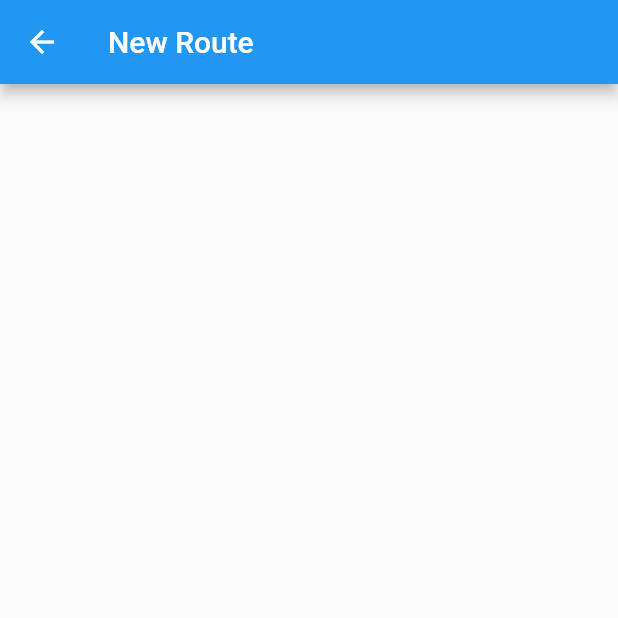
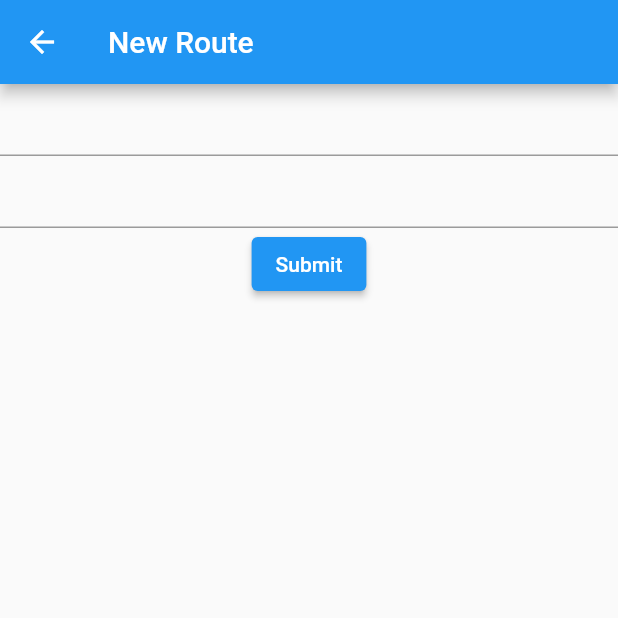
Before and after one commit to KarimElsayad247/commute-tracker, a Flutter app: the screen it shows after launch, after a tap on the "add" icon, on a phone screen of 412 x 824 dp, the top half of it. Run offline on Flutter 3.47's test engine with Material 2 defaults, Android fonts, the phone set to English and light mode, and no system bars.

Commit message:
Create and show actual routes
Create a form for route creation, though it doesn't
create anything real yet.

```diff
--- a/lib/NewRoute.dart
+++ b/lib/NewCommuteRoute.dart
@@ -1,6 +1,8 @@
 import 'package:flutter/material.dart';
 
-class NewRoute extends StatelessWidget {
+import 'NewCommuteRouteForm.dart';
+
+class NewCommuteRoute extends StatelessWidget {
 
   @override
   Widget build(BuildContext context) {
@@ -8,6 +10,7 @@ class NewRoute extends StatelessWidget {
       appBar: AppBar(
         title: const Text("New Route"),
       ),
+      body: const NewCommuteRouteForm(),
     );
   }
 }
--- /dev/null
+++ b/lib/NewCommuteRouteForm.dart
@@ -0,0 +1,68 @@
+// Define a custom Form widget.
+import 'package:flutter/cupertino.dart';
+import 'package:flutter/material.dart';
+import 'package:commute_tracker/models/CommuteRoutes.dart';
+
+class NewCommuteRouteForm extends StatefulWidget {
+  const NewCommuteRouteForm({super.key});
+
+  @override
+  NewCommuteRouteFormState createState() {
+    return NewCommuteRouteFormState();
+  }
+}
+
+// Define a corresponding State class.
+// This class holds data related to the form.
+class NewCommuteRouteFormState extends State<NewCommuteRouteForm> {
+  // Create a global key that uniquely identifies the Form widget
+  // and allows validation of the form.
+  //
+  // Note: This is a `GlobalKey<FormState>`,
+  // not a GlobalKey<MyCustomFormState>.
+  final _formKey = GlobalKey<FormState>();
+
+  @override
+  Widget build(BuildContext context) {
+    // Build a Form widget using the _formKey created above.
+    return Form(
+      key: _formKey,
+      child: Column(
+        children: <Widget>[
+          TextFormField(
+            // The validator receives the text that the user has entered.
+            validator: (value) {
+              if (value == null || value.isEmpty) {
+                return 'Please enter some text';
+              }
+              return null;
+            },
+          ),
+          TextFormField(
+            // The validator receives the text that the user has entered.
+            validator: (value) {
+              if (value == null || value.isEmpty) {
+                return 'Please enter some text';
+              }
+              return null;
+            },
+          ),
+          ElevatedButton(
+            onPressed: () {
+              // Validate returns true if the form is valid, or false otherwise.
+              if (_formKey.currentState!.validate()) {
+                // If the form is valid, display a snackbar. In the real world,
+                // you'd often call a server or save the information in a database.
+                ScaffoldMessenger.of(context).showSnackBar(
+                  const SnackBar(content: Text('Processing Data')),
+                );
+                CommuteRoutes.create(title: "First route", description: "my firend");
+              }
+            },
+            child: const Text('Submit'),
+          ),
+        ],
+      ),
+    );
+  }
+}
--- a/lib/TypeSelector.dart
+++ b/lib/TypeSelector.dart
@@ -1,6 +1,9 @@
-import 'package:commute_tracker/NewRoute.dart';
+import 'package:commute_tracker/NewCommuteRoute.dart';
 import 'package:flutter/material.dart';
 import 'Styles.dart';
+import 'package:commute_tracker/models/CommuteRoute.dart';
+
+import 'models/CommuteRoutes.dart';
 
 class TypeSelector extends StatefulWidget {
   @override
@@ -38,16 +41,11 @@ class _TypeSelectorState extends State<TypeSelector> {
                   onPressed: _addNewRoute, child: const Icon(Icons.add))
             ],
           ),
-          DropdownButton(items: const [
-            DropdownMenuItem(
-              value: "1",
-              child: Text("Route 1"),
-            ),
-            DropdownMenuItem(
-              value: "2",
-              child: Text("Route 2"),
-            ),
-          ], onChanged: dropdownCallback, value: _dropdownValue),
+          DropdownButton<String>(
+              items: map2dropdown(CommuteRoutes.all()),
+              onChanged: dropdownCallback,
+              value: _dropdownValue
+          ),
         ],
       ),
     );
@@ -55,7 +53,13 @@ class _TypeSelectorState extends State<TypeSelector> {
 
   void _addNewRoute() {
     Navigator.of(context).push(
-      MaterialPageRoute(builder: (context) => NewRoute())
+        MaterialPageRoute(builder: (context) => NewCommuteRoute())
     );
   }
 }
+
+List<DropdownMenuItem<String>> map2dropdown(Map<int, CommuteRoute> map) {
+  return map.entries.map((e) {
+    return DropdownMenuItem(value: e.key.toString(), child: Text(e.value.title));
+  }).toList();
+}
```
